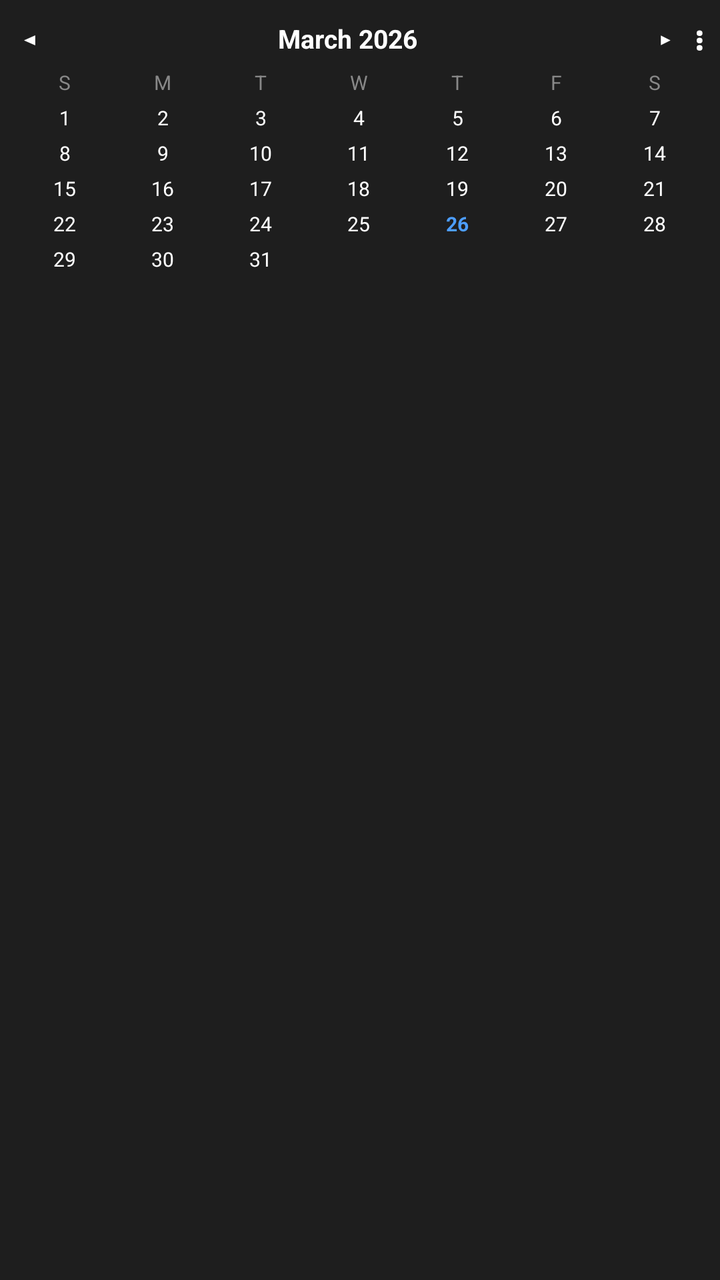
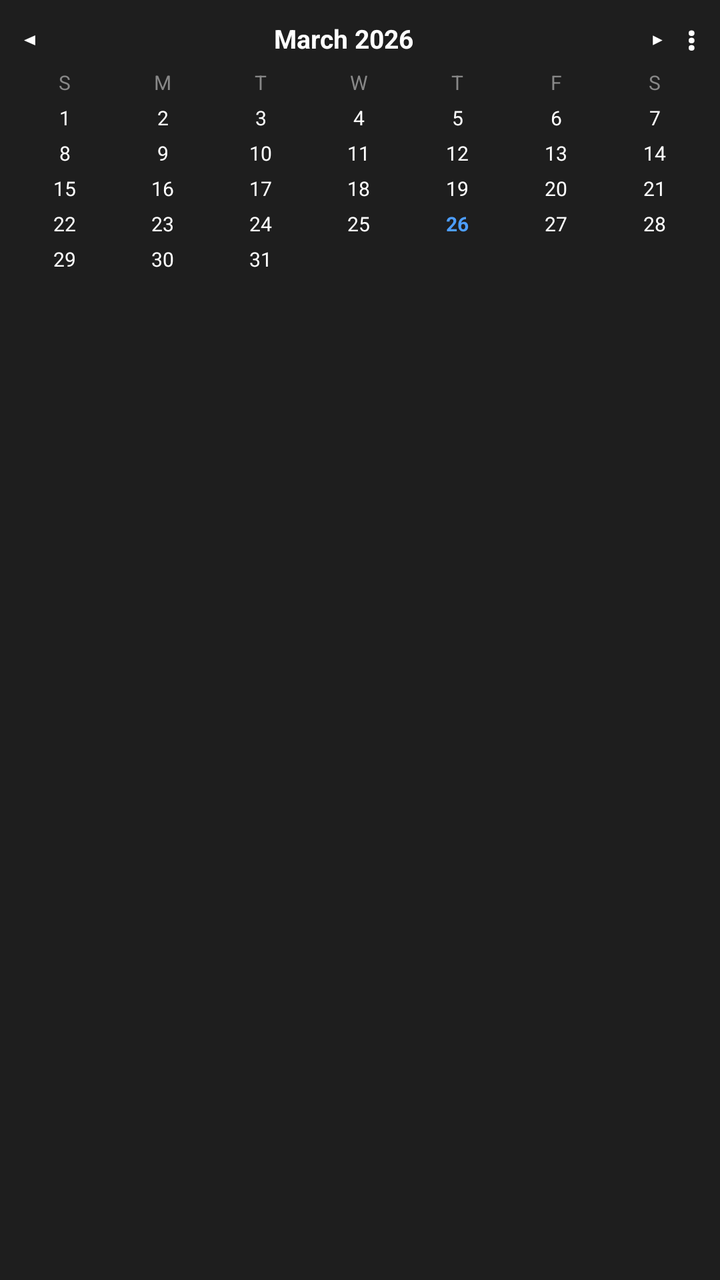

Before-and-after screenshots of an Android layout around one commit, followed by the original layout XML and the change that was made.
<!-- AndroidManifest.xml: application theme android:Theme.Material.Light.NoActionBar -->
<!-- res/layout/calendar_widget_preview_layout.xml -->
<?xml version="1.0" encoding="utf-8"?>
<LinearLayout xmlns:android="http://schemas.android.com/apk/res/android"
    android:layout_width="match_parent"
    android:layout_height="match_parent"
    android:orientation="vertical"
    android:background="#FF1E1E1E"
    android:padding="8dp">

    
    <LinearLayout
        android:layout_width="match_parent"
        android:layout_height="wrap_content"
        android:orientation="horizontal"
        android:gravity="center_vertical">

        <TextView
            android:layout_width="wrap_content"
            android:layout_height="wrap_content"
            android:text="◂"
            android:textColor="#FFFFFFFF"
            android:textSize="16sp"
            android:paddingStart="4dp"
            android:paddingEnd="8dp" />

        <TextView
            android:layout_width="0dp"
            android:layout_height="wrap_content"
            android:layout_weight="1"
            android:text="March 2026"
            android:textColor="#FFFFFFFF"
            android:textSize="13sp"
            android:textStyle="bold"
            android:gravity="center" />

        <TextView
            android:layout_width="wrap_content"
            android:layout_height="wrap_content"
            android:text="▸"
            android:textColor="#FFFFFFFF"
            android:textSize="16sp"
            android:paddingStart="8dp"
            android:paddingEnd="8dp" />

        <TextView
            android:layout_width="wrap_content"
            android:layout_height="wrap_content"
            android:text="⋮"
            android:textColor="#FFFFFFFF"
            android:textSize="16sp"
            android:textStyle="bold"
            android:paddingStart="4dp" />
    </LinearLayout>

    <View
        android:layout_width="match_parent"
        android:layout_height="4dp" />

    
    <LinearLayout
        android:layout_width="match_parent"
        android:layout_height="wrap_content"
        android:orientation="horizontal">
        <TextView android:layout_width="0dp" android:layout_height="wrap_content" android:layout_weight="1" android:text="S" android:textColor="#FF888888" android:textSize="10sp" android:gravity="center" />
        <TextView android:layout_width="0dp" android:layout_height="wrap_content" android:layout_weight="1" android:text="M" android:textColor="#FF888888" android:textSize="10sp" android:gravity="center" />
        <TextView android:layout_width="0dp" android:layout_height="wrap_content" android:layout_weight="1" android:text="T" android:textColor="#FF888888" android:textSize="10sp" android:gravity="center" />
        <TextView android:layout_width="0dp" android:layout_height="wrap_content" android:layout_weight="1" android:text="W" android:textColor="#FF888888" android:textSize="10sp" android:gravity="center" />
        <TextView android:layout_width="0dp" android:layout_height="wrap_content" android:layout_weight="1" android:text="T" android:textColor="#FF888888" android:textSize="10sp" android:gravity="center" />
        <TextView android:layout_width="0dp" android:layout_height="wrap_content" android:layout_weight="1" android:text="F" android:textColor="#FF888888" android:textSize="10sp" android:gravity="center" />
        <TextView android:layout_width="0dp" android:layout_height="wrap_content" android:layout_weight="1" android:text="S" android:textColor="#FF888888" android:textSize="10sp" android:gravity="center" />
    </LinearLayout>

    <View
        android:layout_width="match_parent"
        android:layout_height="2dp" />

    
    <LinearLayout android:layout_width="match_parent" android:layout_height="wrap_content" android:orientation="horizontal" android:paddingTop="2dp" android:paddingBottom="2dp">
        <TextView android:layout_width="0dp" android:layout_height="wrap_content" android:layout_weight="1" android:text="1" android:textColor="#FFFFFFFF" android:textSize="10sp" android:gravity="center" />
        <TextView android:layout_width="0dp" android:layout_height="wrap_content" android:layout_weight="1" android:text="2" android:textColor="#FFFFFFFF" android:textSize="10sp" android:gravity="center" />
        <TextView android:layout_width="0dp" android:layout_height="wrap_content" android:layout_weight="1" android:text="3" android:textColor="#FFFFFFFF" android:textSize="10sp" android:gravity="center" />
        <TextView android:layout_width="0dp" android:layout_height="wrap_content" android:layout_weight="1" android:text="4" android:textColor="#FFFFFFFF" android:textSize="10sp" android:gravity="center" />
        <TextView android:layout_width="0dp" android:layout_height="wrap_content" android:layout_weight="1" android:text="5" android:textColor="#FFFFFFFF" android:textSize="10sp" android:gravity="center" />
        <TextView android:layout_width="0dp" android:layout_height="wrap_content" android:layout_weight="1" android:text="6" android:textColor="#FFFFFFFF" android:textSize="10sp" android:gravity="center" />
        <TextView android:layout_width="0dp" android:layout_height="wrap_content" android:layout_weight="1" android:text="7" android:textColor="#FFFFFFFF" android:textSize="10sp" android:gravity="center" />
    </LinearLayout>

    
    <LinearLayout android:layout_width="match_parent" android:layout_height="wrap_content" android:orientation="horizontal" android:paddingTop="2dp" android:paddingBottom="2dp">
        <TextView android:layout_width="0dp" android:layout_height="wrap_content" android:layout_weight="1" android:text="8" android:textColor="#FFFFFFFF" android:textSize="10sp" android:gravity="center" />
        <TextView android:layout_width="0dp" android:layout_height="wrap_content" android:layout_weight="1" android:text="9" android:textColor="#FFFFFFFF" android:textSize="10sp" android:gravity="center" />
        <TextView android:layout_width="0dp" android:layout_height="wrap_content" android:layout_weight="1" android:text="10" android:textColor="#FFFFFFFF" android:textSize="10sp" android:gravity="center" />
        <TextView android:layout_width="0dp" android:layout_height="wrap_content" android:layout_weight="1" android:text="11" android:textColor="#FFFFFFFF" android:textSize="10sp" android:gravity="center" />
        <TextView android:layout_width="0dp" android:layout_height="wrap_content" android:layout_weight="1" android:text="12" android:textColor="#FFFFFFFF" android:textSize="10sp" android:gravity="center" />
        <TextView android:layout_width="0dp" android:layout_height="wrap_content" android:layout_weight="1" android:text="13" android:textColor="#FFFFFFFF" android:textSize="10sp" android:gravity="center" />
        <TextView android:layout_width="0dp" android:layout_height="wrap_content" android:layout_weight="1" android:text="14" android:textColor="#FFFFFFFF" android:textSize="10sp" android:gravity="center" />
    </LinearLayout>

    
    <LinearLayout android:layout_width="match_parent" android:layout_height="wrap_content" android:orientation="horizontal" android:paddingTop="2dp" android:paddingBottom="2dp">
        <TextView android:layout_width="0dp" android:layout_height="wrap_content" android:layout_weight="1" android:text="15" android:textColor="#FFFFFFFF" android:textSize="10sp" android:gravity="center" />
        <TextView android:layout_width="0dp" android:layout_height="wrap_content" android:layout_weight="1" android:text="16" android:textColor="#FFFFFFFF" android:textSize="10sp" android:gravity="center" />
        <TextView android:layout_width="0dp" android:layout_height="wrap_content" android:layout_weight="1" android:text="17" android:textColor="#FFFFFFFF" android:textSize="10sp" android:gravity="center" />
        <TextView android:layout_width="0dp" android:layout_height="wrap_content" android:layout_weight="1" android:text="18" android:textColor="#FFFFFFFF" android:textSize="10sp" android:gravity="center" />
        <TextView android:layout_width="0dp" android:layout_height="wrap_content" android:layout_weight="1" android:text="19" android:textColor="#FFFFFFFF" android:textSize="10sp" android:gravity="center" />
        <TextView android:layout_width="0dp" android:layout_height="wrap_content" android:layout_weight="1" android:text="20" android:textColor="#FFFFFFFF" android:textSize="10sp" android:gravity="center" />
        <TextView android:layout_width="0dp" android:layout_height="wrap_content" android:layout_weight="1" android:text="21" android:textColor="#FFFFFFFF" android:textSize="10sp" android:gravity="center" />
    </LinearLayout>

    
    <LinearLayout android:layout_width="match_parent" android:layout_height="wrap_content" android:orientation="horizontal" android:paddingTop="2dp" android:paddingBottom="2dp">
        <TextView android:layout_width="0dp" android:layout_height="wrap_content" android:layout_weight="1" android:text="22" android:textColor="#FFFFFFFF" android:textSize="10sp" android:gravity="center" />
        <TextView android:layout_width="0dp" android:layout_height="wrap_content" android:layout_weight="1" android:text="23" android:textColor="#FFFFFFFF" android:textSize="10sp" android:gravity="center" />
        <TextView android:layout_width="0dp" android:layout_height="wrap_content" android:layout_weight="1" android:text="24" android:textColor="#FFFFFFFF" android:textSize="10sp" android:gravity="center" />
        <TextView android:layout_width="0dp" android:layout_height="wrap_content" android:layout_weight="1" android:text="25" android:textColor="#FFFFFFFF" android:textSize="10sp" android:gravity="center" />
        <TextView android:layout_width="0dp" android:layout_height="wrap_content" android:layout_weight="1" android:text="26" android:textColor="#FF4D9EFF" android:textSize="10sp" android:gravity="center" android:textStyle="bold" />
        <TextView android:layout_width="0dp" android:layout_height="wrap_content" android:layout_weight="1" android:text="27" android:textColor="#FFFFFFFF" android:textSize="10sp" android:gravity="center" />
        <TextView android:layout_width="0dp" android:layout_height="wrap_content" android:layout_weight="1" android:text="28" android:textColor="#FFFFFFFF" android:textSize="10sp" android:gravity="center" />
    </LinearLayout>

    
    <LinearLayout android:layout_width="match_parent" android:layout_height="wrap_content" android:orientation="horizontal" android:paddingTop="2dp" android:paddingBottom="2dp">
        <TextView android:layout_width="0dp" android:layout_height="wrap_content" android:layout_weight="1" android:text="29" android:textColor="#FFFFFFFF" android:textSize="10sp" android:gravity="center" />
        <TextView android:layout_width="0dp" android:layout_height="wrap_content" android:layout_weight="1" android:text="30" android:textColor="#FFFFFFFF" android:textSize="10sp" android:gravity="center" />
        <TextView android:layout_width="0dp" android:layout_height="wrap_content" android:layout_weight="1" android:text="31" android:textColor="#FFFFFFFF" android:textSize="10sp" android:gravity="center" />
        <TextView android:layout_width="0dp" android:layout_height="wrap_content" android:layout_weight="1" android:text="" android:textSize="10sp" android:gravity="center" />
        <TextView android:layout_width="0dp" android:layout_height="wrap_content" android:layout_weight="1" android:text="" android:textSize="10sp" android:gravity="center" />
        <TextView android:layout_width="0dp" android:layout_height="wrap_content" android:layout_weight="1" android:text="" android:textSize="10sp" android:gravity="center" />
        <TextView android:layout_width="0dp" android:layout_height="wrap_content" android:layout_weight="1" android:text="" android:textSize="10sp" android:gravity="center" />
    </LinearLayout>

</LinearLayout>
<!-- resources referenced by this layout -->
<resources>

</resources>

<!-- the commit's change to res/layout/calendar_widget_preview_layout.xml (unified diff, before → after) -->
@@ -1,10 +1,12 @@
 <?xml version="1.0" encoding="utf-8"?>
 <LinearLayout xmlns:android="http://schemas.android.com/apk/res/android"
+    xmlns:tools="http://schemas.android.com/tools"
     android:layout_width="match_parent"
     android:layout_height="match_parent"
     android:orientation="vertical"
     android:background="#FF1E1E1E"
-    android:padding="8dp">
+    android:padding="8dp"
+    tools:ignore="HardcodedText,SmallSp,Overdraw">
 
     
     <LinearLayout
@@ -48,7 +50,8 @@
             android:textColor="#FFFFFFFF"
             android:textSize="16sp"
             android:textStyle="bold"
-            android:paddingStart="4dp" />
+            android:paddingStart="4dp"
+            android:paddingEnd="4dp" />
     </LinearLayout>
 
     <View
